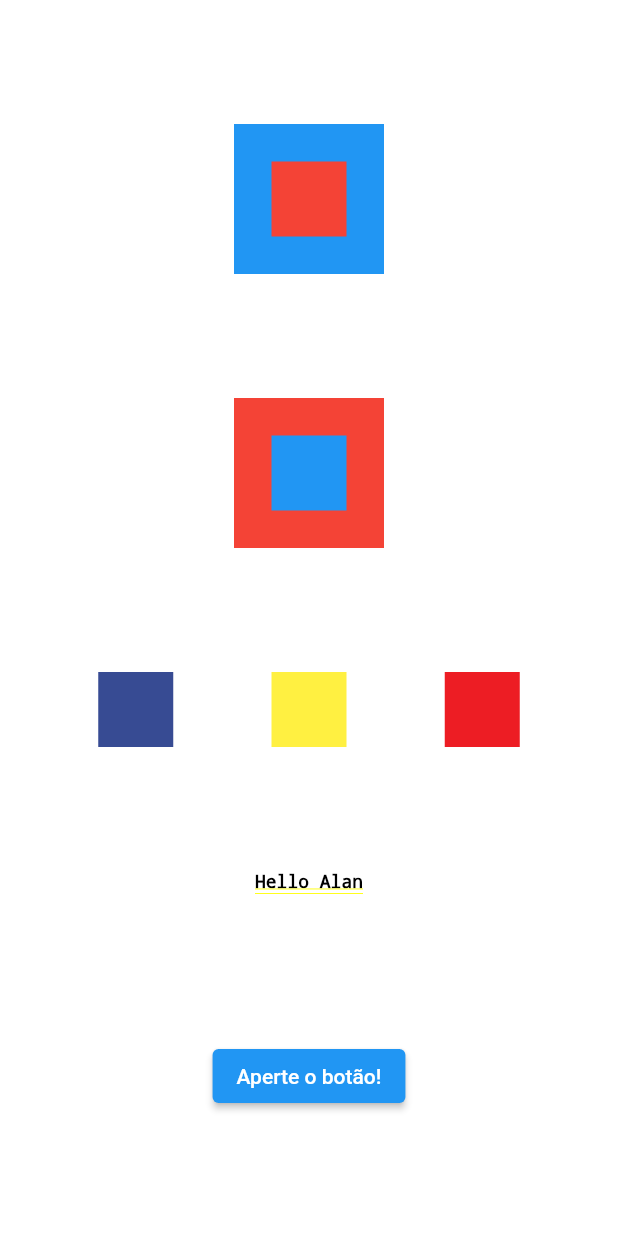
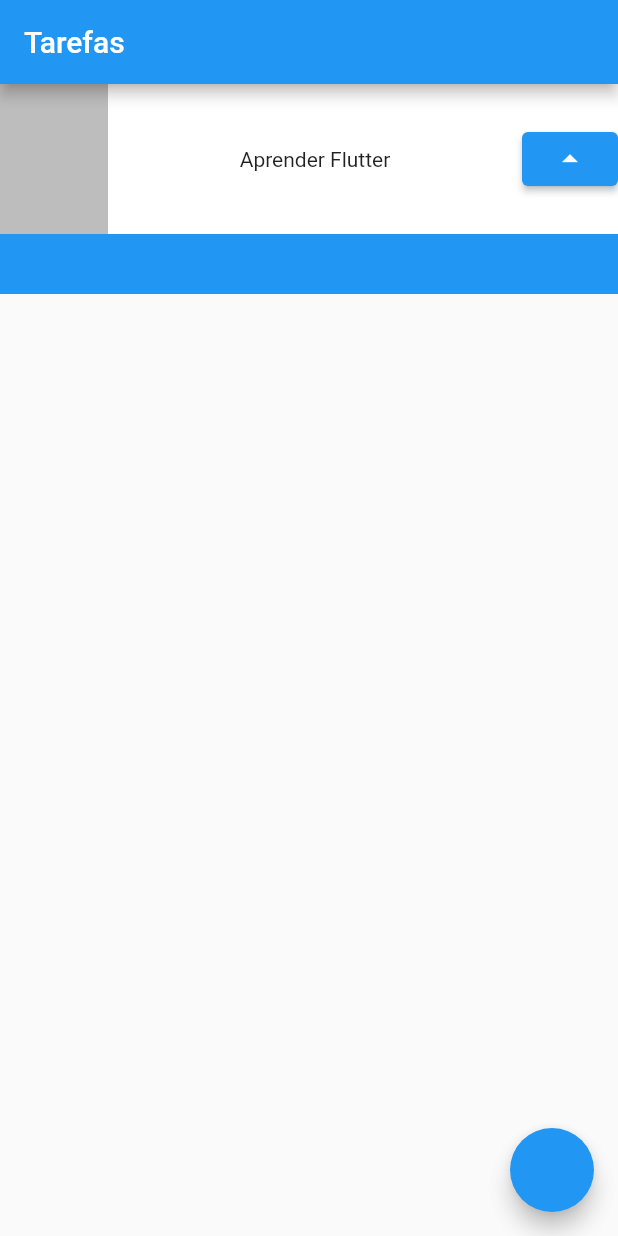
Before and after one commit to AAlan12/flutter-praticas, a Flutter app: the screen it shows after launch, on a phone screen of 412 x 824 dp. Run offline on Flutter 3.47's test engine with Material 2 defaults, Android fonts, the phone set to English and light mode, and no system bars.

Commit message:
Criação de Bloco de atividades

```diff
--- a/lib/main.dart
+++ b/lib/main.dart
@@ -14,80 +14,39 @@ class MyApp extends StatelessWidget {
       theme: ThemeData(
         primarySwatch: Colors.blue,
       ),
-        home: Column(
-          mainAxisAlignment: MainAxisAlignment.spaceEvenly,
-          crossAxisAlignment: CrossAxisAlignment.center,
-          children: [
-            Stack(
-              alignment: AlignmentDirectional.center,
+      home: Scaffold(
+        appBar: AppBar(
+          title: Text('Tarefas'),
+        ),
+        body: Container(
+          child: Stack(
             children: [
               Container(
                 color: Colors.blue,
-                  width: 100,
+                height: 140,
+              ),
+              Container(
+                color: Colors.white,
+                height: 100,
+                child: Row(
+                  mainAxisAlignment: MainAxisAlignment.spaceBetween,
+                  children: [
+                    Container(
+                      color: Colors.black26,
+                      width: 72,
                       height: 100,
                     ),
-                Container(
-                  color: Colors.red,
-                  width: 50,
-                  height: 50,
+                    Text('Aprender Flutter'),
+                    ElevatedButton(
+                        onPressed: () {}, child: Icon(Icons.arrow_drop_up))
+                  ],
+                ),
               )
             ],
           ),
-            Stack(
-              alignment: AlignmentDirectional.center,
-              children: [
-                Container(
-                  color: Colors.red,
-                  width: 100,
-                  height: 100,
         ),
-                Container(
-                  color: Colors.blue,
-                  width: 50,
-                  height: 50,
-                )
-              ],
+        floatingActionButton: FloatingActionButton(onPressed: () {}),
       ),
-            Row(
-              mainAxisAlignment: MainAxisAlignment.spaceEvenly,
-              crossAxisAlignment: CrossAxisAlignment.center,
-              children: [
-                Container(
-                  color: Color.fromARGB(255, 55, 75, 147),
-                  height: 50,
-                  width: 50,
-                ),
-                Container(
-                  color: Color.fromARGB(255, 255, 240, 65),
-                  height: 50,
-                  width: 50,
-                ),
-                Container(
-                  color: Color.fromARGB(255, 237, 29, 36),
-                  height: 50,
-                  width: 50,
-                ),
-              ],
-            ),
-            Container(
-              color: Colors.white,
-              height: 30,
-              width: 300,
-              child: Text(
-                'Hello Alan',
-                style: TextStyle(
-                  color: Colors.black,
-                  fontSize: 12,
-                ),
-                textAlign: TextAlign.center,
-              ),
-            ),
-            ElevatedButton(
-                onPressed: () {
-                  print('Você apertou o botão');
-                },
-                child: Text('Aperte o botão!'))
-          ],
-        ));
+    );
   }
 }
```
Also changed, not shown: lib/minha_primeira_tela.dart (added, +75 -0 lines). Lines whose indentation alone changed are shown as unchanged.
